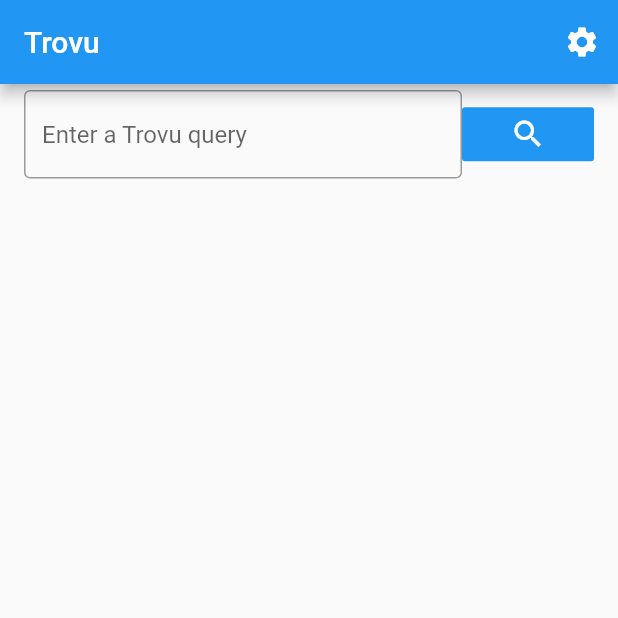
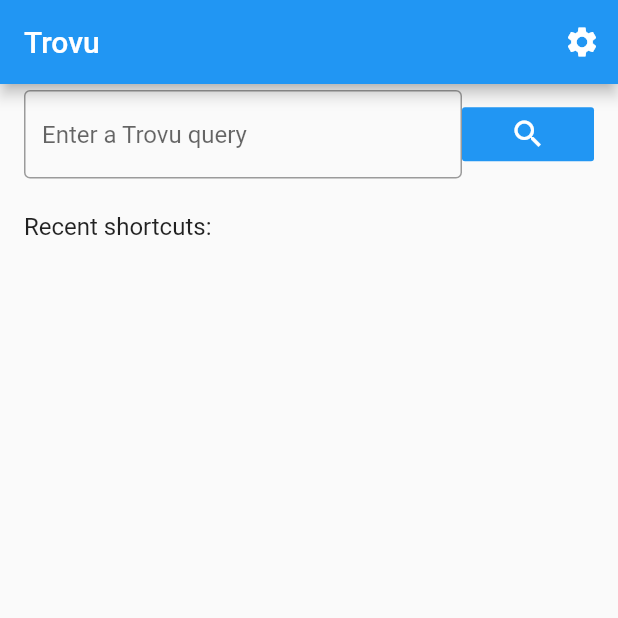
Before and after one commit to trovu/trovu-flutter, a Flutter app: the screen it shows after launch, on a phone screen of 412 x 824 dp, the top half of it. Run offline on Flutter 3.47's test engine with Material 2 defaults, Android fonts, the phone set to English and light mode, and no system bars; our stand-ins replace shared_preferences.

Commit message:
Label recent shortcuts.

```diff
--- a/lib/main.dart
+++ b/lib/main.dart
@@ -100,6 +100,9 @@ class _MyHomePageState extends State<MyHomePage> {
               )
             ],
           )),
+          ListTile(
+            title: Text('Recent shortcuts:'),
+          )
         ],
       ),
     );
```
